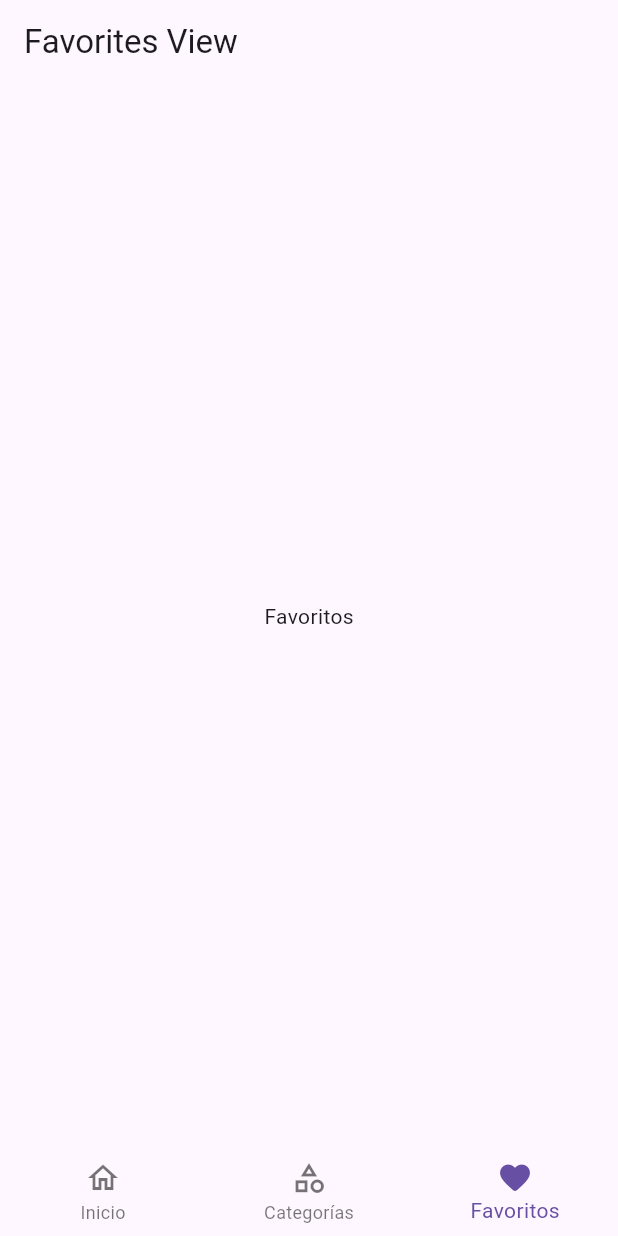
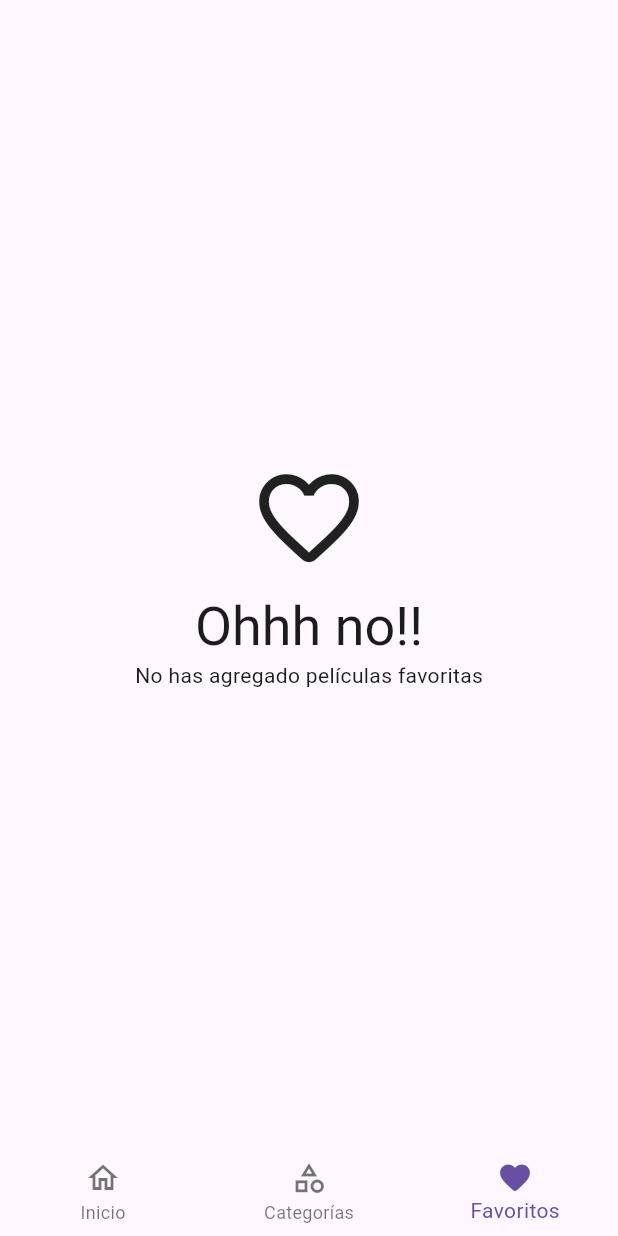
Before and after one commit to ferpaz/cinemapedia, a Flutter app: the screen it shows after launch, item 3 of the bottom bar chosen, on a phone screen of 412 x 824 dp. Run offline on Flutter 3.47's test engine with Material 2 defaults, Android fonts, the light colour scheme and no system bars; our stand-ins replace animate_do, card_swiper, dio, flutter_dotenv, flutter_riverpod, get_it and 2 more; accounts and stored records are empty; generated files the repository leaves out were written again; network calls fail; key blocks and very long unbroken strings in the code were emptied for the run.

Commit message:
Favorite Screen finished

```diff
--- a/lib/config/domain/datasources/local_storage_datasource_base.dart
+++ b/lib/config/domain/datasources/local_storage_datasource_base.dart
@@ -5,5 +5,5 @@ abstract class LocalStorageDatasourceBase {
 
   Future<bool> isMovieFavorite ( String movieId );
 
-  Future<List<Movie>> getFavoriteMovies ({int limit = 10, offset = 0});
+  Future<List<Movie>> getFavoriteMovies ({int limit = 10, int offset = 0});
 }
--- a/lib/config/domain/repositories/local_storage_repository_base.dart
+++ b/lib/config/domain/repositories/local_storage_repository_base.dart
@@ -5,5 +5,5 @@ abstract class LocalStorageRepositoryBase {
 
   Future<bool> isMovieFavorite ( String movieId );
 
-  Future<List<Movie>> getFavoriteMovies ({int limit = 10, offset = 0});
+  Future<List<Movie>> getFavoriteMovies ({int limit = 10, int offset = 0});
 }
--- a/lib/config/infrastructure/datasources/isar_storage_datasource.dart
+++ b/lib/config/infrastructure/datasources/isar_storage_datasource.dart
@@ -50,7 +50,7 @@ class IsarStorageDatasource extends LocalStorageDatasourceBase {
   }
 
   @override
-  Future<List<Movie>> getFavoriteMovies({int limit = 10, offset = 0}) async {
+  Future<List<Movie>> getFavoriteMovies({int limit = 10, int offset = 0}) async {
     final db = await database;
 
     return db.movies.where()
--- a/lib/config/infrastructure/repositories/isar_storage_repository.dart
+++ b/lib/config/infrastructure/repositories/isar_storage_repository.dart
@@ -8,7 +8,7 @@ class IsarStorageRepository extends LocalStorageRepositoryBase {
   IsarStorageRepository(this.localStorageDatasource);
 
   @override
-  Future<List<Movie>> getFavoriteMovies({int limit = 10, offset = 0}) => localStorageDatasource.getFavoriteMovies(limit: limit, offset: offset);
+  Future<List<Movie>> getFavoriteMovies({int limit = 10, int offset = 0}) => localStorageDatasource.getFavoriteMovies(limit: limit, offset: offset);
 
   @override
   Future<bool> isMovieFavorite(String movieId) => localStorageDatasource.isMovieFavorite(movieId);
--- a/lib/presentation/providers/providers.dart
+++ b/lib/presentation/providers/providers.dart
@@ -10,3 +10,4 @@ export 'movies/movie_slideshow_provider.dart';
 export 'search/search_movie_provider.dart';
 
 export 'storage/local_storage_repository_provider.dart';
+export 'storage/favorite_movies_provider.dart';
--- a/lib/presentation/screens/movies/movie_screen.dart
+++ b/lib/presentation/screens/movies/movie_screen.dart
@@ -81,9 +81,9 @@ class _MovieDetailsSliverAppBar extends ConsumerWidget {
       foregroundColor: Colors.white,
       actions: [
         IconButton(
-          onPressed: () {
-            ref.watch(localStorageRepositoryProvider).toggleFavorite(movie)
-              .whenComplete(() => ref.invalidate(isFavoriteMovieProvider(movie.id)));
+          onPressed: () async {
+            await ref.read(favoriteMoviesProvider.notifier).toggleFavorite(movie);
+            ref.invalidate(isFavoriteMovieProvider(movie.id));
           },
           icon: isFavoriteMovie.when(
             loading: () => _favoriteIcons[0],
--- a/lib/presentation/views/home_views/favorites_view.dart
+++ b/lib/presentation/views/home_views/favorites_view.dart
@@ -1,17 +1,62 @@
+import 'package:cinemapedia/presentation/widgets/movies/movie_masonry.dart';
 import 'package:flutter/material.dart';
+import 'package:flutter_riverpod/flutter_riverpod.dart';
 
-class FavoritesView extends StatelessWidget {
+import 'package:cinemapedia/presentation/providers/providers.dart';
+
+class FavoritesView extends ConsumerStatefulWidget {
   static const routeName = 'favorites-view';
 
   const FavoritesView({super.key});
 
   @override
+  _FavoritesViewState createState() => _FavoritesViewState();
+}
+
+class _FavoritesViewState extends ConsumerState<FavoritesView> {
+  bool isLastPage = false;
+  bool isLoading = false;
+
+  void loadlNextPage() async {
+    if (isLoading || isLastPage) return;
+    isLoading = true;
+
+    final movies = await ref.read(favoriteMoviesProvider.notifier).loadNextPage();
+
+    isLastPage = movies.isEmpty;
+    isLoading = false;
+  }
+
+  @override
+  void initState() {
+    super.initState();
+    loadlNextPage();
+  }
+
+  @override
   Widget build(BuildContext context) {
+    final _favoriteMovies = ref.watch(favoriteMoviesProvider).values.toList();
+
+    if (_favoriteMovies.isEmpty)
+    {
+      return Center(
+        child: Column(
+          mainAxisAlignment: MainAxisAlignment.center,
+          children: [
+            Icon(Icons.favorite_border_rounded, size: 80),
+            SizedBox(height: 10),
+            Text('Ohhh no!!', style: Theme.of(context).textTheme.displaySmall,),
+            Text('No has agregado películas favoritas'),
+          ],
+        )
+      );
+    }
+
     return Scaffold(
-      appBar: AppBar(
-        title: Text('Favorites View'),
+      body: MovieMasonery(
+        movies: _favoriteMovies,
+        loadNextPage: loadlNextPage
       ),
-      body: const Center(child: Text('Favoritos')),
     );
   }
 }
--- a/lib/presentation/widgets/widgets.dart
+++ b/lib/presentation/widgets/widgets.dart
@@ -1,4 +1,7 @@
 export 'movies/movie_horzontal_listview.dart';
+export 'movies/movie_masonry.dart';
+export 'movies/movie_poster_link.dart';
 export 'movies/movie_slideshow.dart';
+
 export 'shared/full_screen_loader.dart';
 export 'shared/movie_bottom_navigation_bar.dart';
--- a/pubspec.yaml
+++ b/pubspec.yaml
@@ -14,6 +14,7 @@ dependencies:
     sdk: flutter
   flutter_dotenv: ^5.1.0
   flutter_riverpod: ^2.3.6
+  flutter_staggered_grid_view: ^0.7.0
   get_it: ^7.6.0
   go_router: ^10.0.0
   intl: ^0.18.1
```
Also changed, not shown: lib/presentation/providers/storage/favorite_movies_provider.dart (added, +48 -0 lines), lib/presentation/widgets/movies/movie_masonry.dart (added, +69 -0 lines), lib/presentation/widgets/movies/movie_poster_link.dart (added, +30 -0 lines), pubspec.lock.
